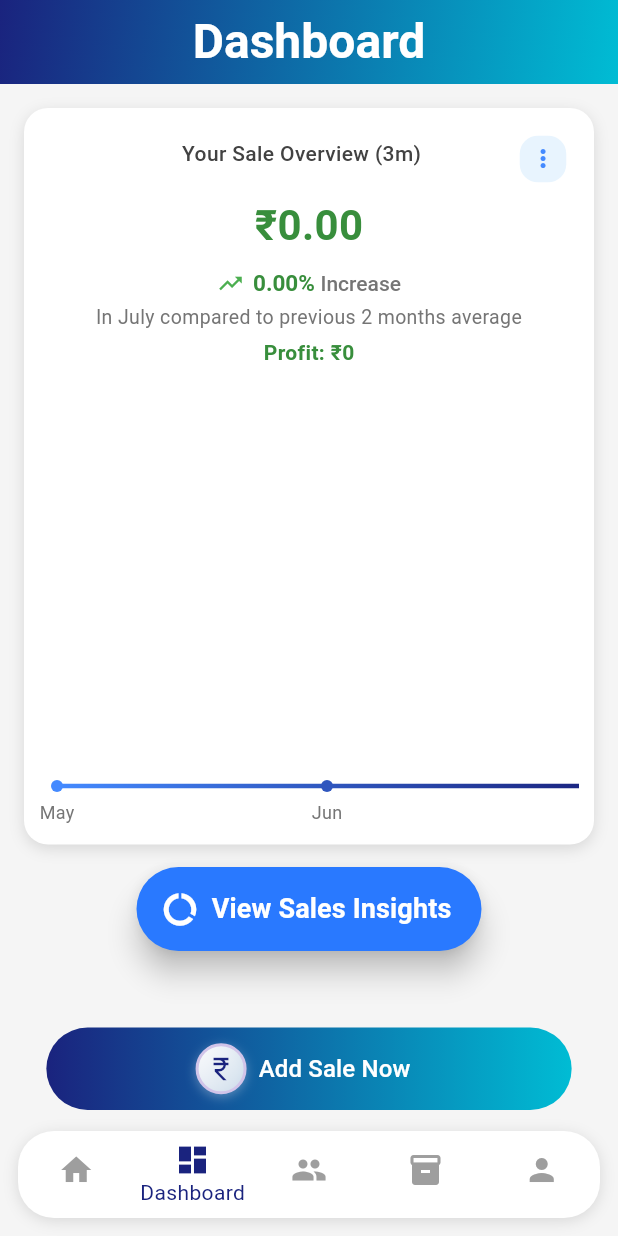
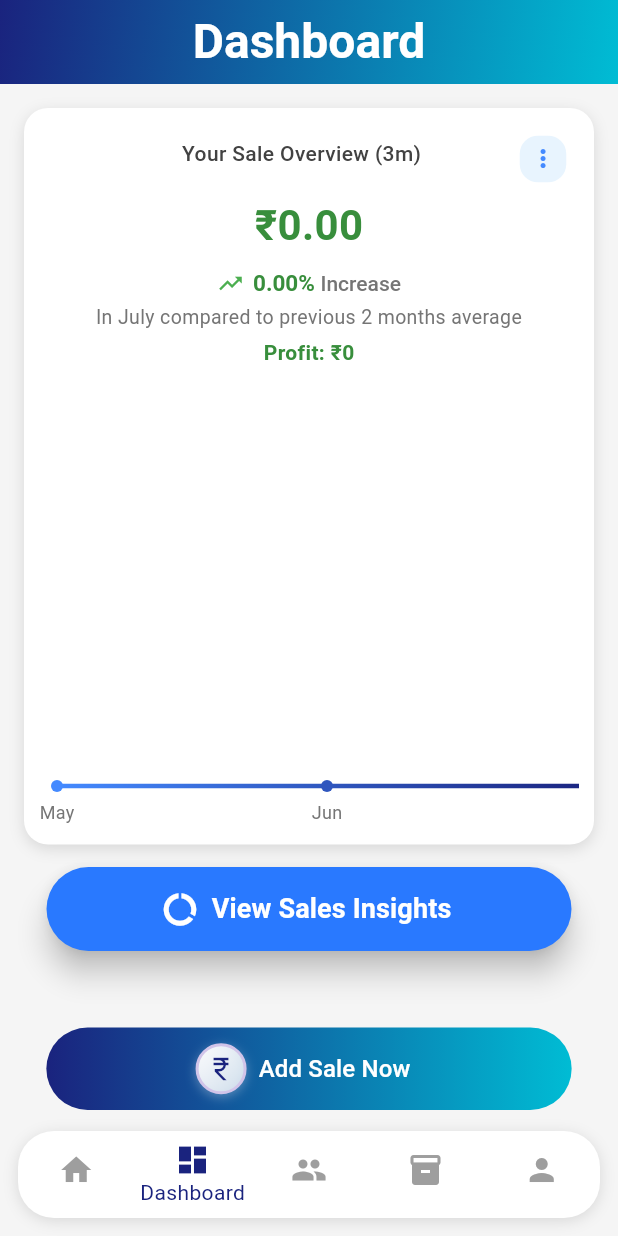
Before and after one commit to Vishnu1017/ClickAccount, a Flutter app: the screen it shows after launch, item 2 of the bottom bar chosen, on a phone screen of 412 x 824 dp. Run offline on Flutter 3.47's test engine with Material 3 defaults, Android fonts, the phone set to English and light mode, and no system bars; drawn by our look-alikes of fl_chart; our stand-ins replace font_awesome_flutter, hive, hive_flutter, image_picker, open_filex, pdf and 4 more; missing offline and left inert: flutter_pdfview; accounts and stored records are empty.

```diff
--- a/lib/screens/dashboard_page.dart
+++ b/lib/screens/dashboard_page.dart
@@ -436,7 +436,7 @@ class _DashboardPageState extends State<DashboardPage> {
           ),
           SizedBox(height: 15),
           Padding(
-            padding: const EdgeInsets.symmetric(horizontal: 75),
+            padding: const EdgeInsets.symmetric(horizontal: 15),
             child: FloatingActionButton.extended(
               onPressed: _navigateToSalesReport,
               label: const Text(
```
